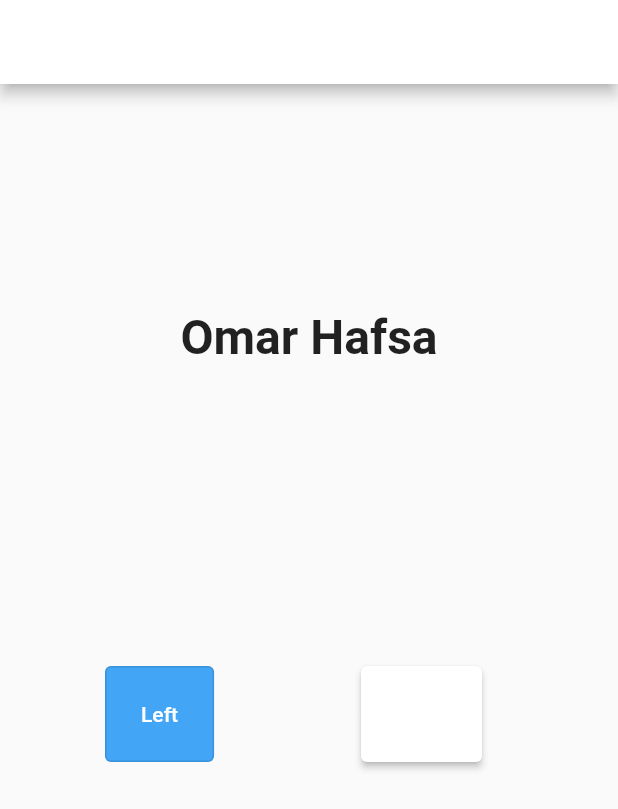
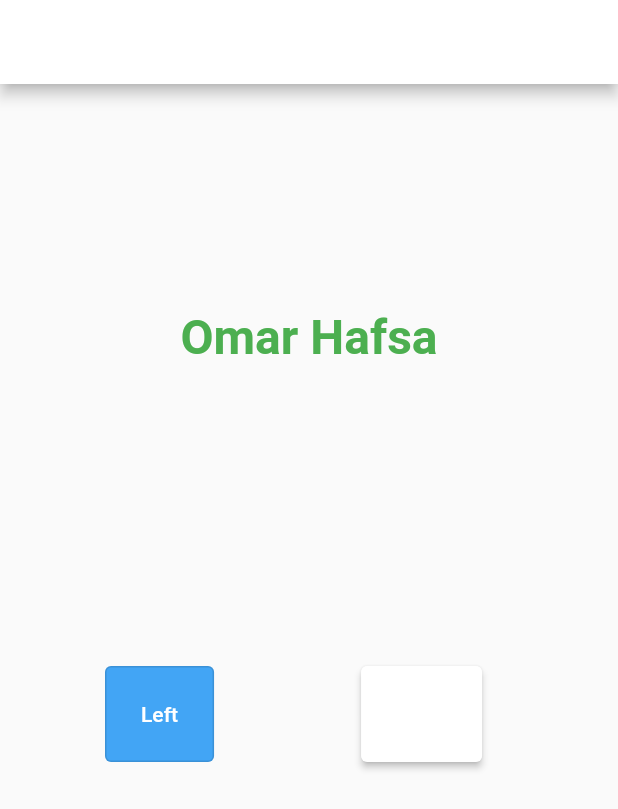
Before and after one commit to OmarHafsa/first_flutter_project, a Flutter app: the screen it shows after launch, on a phone screen of 412 x 824 dp. Shown: the top 809 px of the screen. Run offline on Flutter 3.47's test engine with Material 2 defaults, Android fonts, the phone set to English and light mode, and no system bars.

Commit message:
first commit

```diff
--- a/lib/main.dart
+++ b/lib/main.dart
@@ -20,7 +20,7 @@ class MyApp extends StatelessWidget {
               children: [
               Container(
               child: const Text('Omar Hafsa',
-              style: TextStyle(fontSize: 32,fontWeight: FontWeight.bold),
+              style: TextStyle(fontSize: 32,fontWeight: FontWeight.bold,color: Colors.green),
               ),
               margin: const EdgeInsets.fromLTRB(100, 150, 100, 200),
              ),
```
